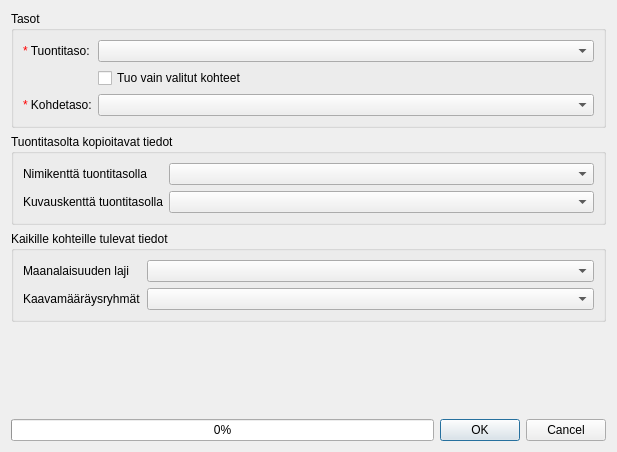
Qt form arho_feature_template/gui/dialogs/import_features_form.ui (GispoCoding/arho-qgis-plugin) before a commit.
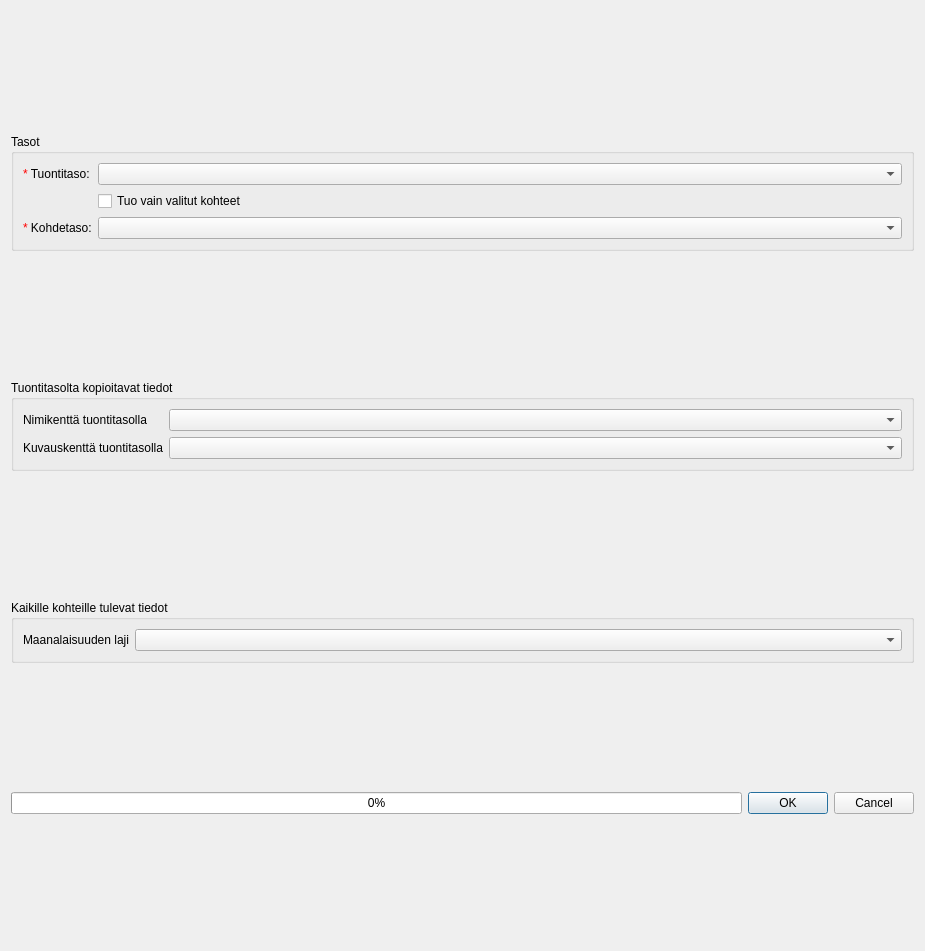
The same form after that commit. Custom widgets are drawn as their Qt base class.

Commit message: create plan regulation groups view component, make group assigning in plan feature import similar to new plan feature creation

Diff of the .ui file:
```diff
--- a/arho_feature_template/gui/dialogs/import_features_form.ui
+++ b/arho_feature_template/gui/dialogs/import_features_form.ui
@@ -6,8 +6,8 @@
    <rect>
     <x>0</x>
     <y>0</y>
-    <width>617</width>
-    <height>452</height>
+    <width>925</width>
+    <height>951</height>
    </rect>
   </property>
   <property name="windowTitle">
@@ -16,6 +16,12 @@
   <layout class="QVBoxLayout" name="verticalLayout">
    <item>
     <widget class="QGroupBox" name="groupBox_2">
+     <property name="sizePolicy">
+      <sizepolicy hsizetype="Preferred" vsizetype="Maximum">
+       <horstretch>0</horstretch>
+       <verstretch>0</verstretch>
+      </sizepolicy>
+     </property>
      <property name="title">
       <string>Tasot</string>
      </property>
@@ -59,6 +65,12 @@
    </item>
    <item>
     <widget class="QGroupBox" name="groupBox">
+     <property name="sizePolicy">
+      <sizepolicy hsizetype="Preferred" vsizetype="Maximum">
+       <horstretch>0</horstretch>
+       <verstretch>0</verstretch>
+      </sizepolicy>
+     </property>
      <property name="title">
       <string>Tuontitasolta kopioitavat tiedot</string>
      </property>
@@ -88,6 +100,12 @@
    </item>
    <item>
     <widget class="QGroupBox" name="groupBox_4">
+     <property name="sizePolicy">
+      <sizepolicy hsizetype="Preferred" vsizetype="Maximum">
+       <horstretch>0</horstretch>
+       <verstretch>0</verstretch>
+      </sizepolicy>
+     </property>
      <property name="title">
       <string>Kaikille kohteille tulevat tiedot</string>
      </property>
@@ -102,32 +120,9 @@
       <item row="0" column="1">
        <widget class="CodeComboBox" name="feature_type_of_underground_selection"/>
       </item>
-      <item row="1" column="0">
-       <widget class="QLabel" name="label_5">
-        <property name="text">
-         <string>Kaavamääräysryhmät</string>
-        </property>
-       </widget>
-      </item>
-      <item row="1" column="1">
-       <widget class="QgsCheckableComboBox" name="regulation_groups_selection"/>
-      </item>
      </layout>
     </widget>
    </item>
-   <item>
-    <spacer name="verticalSpacer">
-     <property name="orientation">
-      <enum>Qt::Vertical</enum>
-     </property>
-     <property name="sizeHint" stdset="0">
-      <size>
-       <width>20</width>
-       <height>13</height>
-      </size>
-     </property>
-    </spacer>
-   </item>
    <item>
     <layout class="QHBoxLayout" name="horizontalLayout">
      <item>
@@ -155,11 +150,6 @@
   </layout>
  </widget>
  <customwidgets>
-  <customwidget>
-   <class>QgsCheckableComboBox</class>
-   <extends>QComboBox</extends>
-   <header>qgscheckablecombobox.h</header>
-  </customwidget>
   <customwidget>
    <class>QgsFieldComboBox</class>
    <extends>QComboBox</extends>
```
The commit also changes 5 other files.
